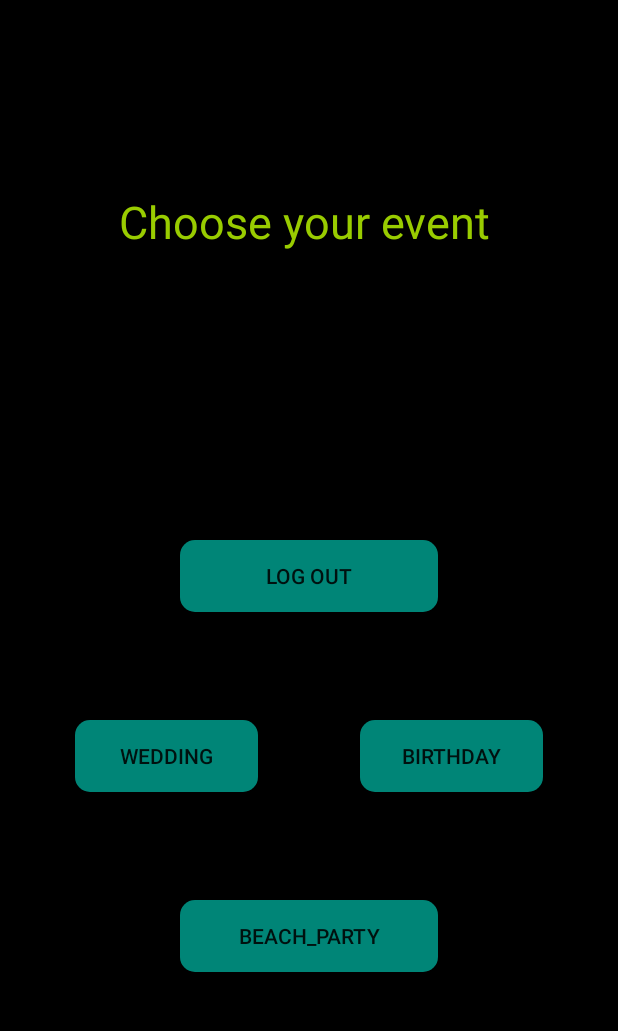
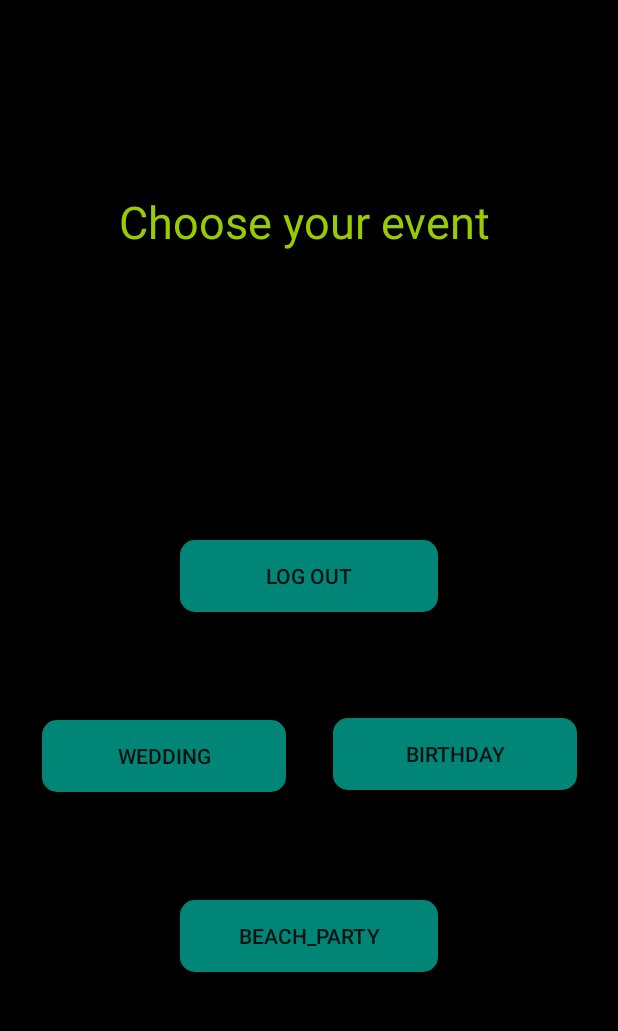
Before and after one commit to sandunsameera/Lexi, an Android app: the screen it shows after launch once a user with an empty profile is signed in (menuActivity), on a phone screen of 412 x 824 dp, the part 84-1115 px from its top. Run offline under Robolectric (Android 15) with nearby library versions, the phone set to English and light mode, and no system bars; our stand-ins replace Firebase (no records; nobody signed in at launch, a user with empty details on screens opened directly).

```diff
--- a/app/src/main/res/layout/activity_menu.xml
+++ b/app/src/main/res/layout/activity_menu.xml
@@ -31,8 +31,8 @@
         android:layout_alignParentStart="true"
         android:layout_alignParentEnd="true"
         android:layout_alignParentBottom="true"
-        android:layout_marginStart="50dp"
-        android:layout_marginEnd="240dp"
+        android:layout_marginStart="28dp"
+        android:layout_marginEnd="221dp"
         android:layout_marginBottom="240dp"
         android:background="@drawable/btn_background"
         android:padding="10dp"
@@ -45,9 +45,9 @@
         android:layout_alignParentStart="true"
         android:layout_alignParentEnd="true"
         android:layout_alignParentBottom="true"
-        android:layout_marginStart="240dp"
-        android:layout_marginEnd="50dp"
-        android:layout_marginBottom="240dp"
+        android:layout_marginStart="222dp"
+        android:layout_marginEnd="27dp"
+        android:layout_marginBottom="241dp"
         android:background="@drawable/btn_background"
         android:padding="10dp"
         android:text="@string/Birthday" />
```
Also changed, not shown: app/src/main/java/com/lolin/deemon_face/lexi/AddPhotographer.java (+21 -23 lines).
